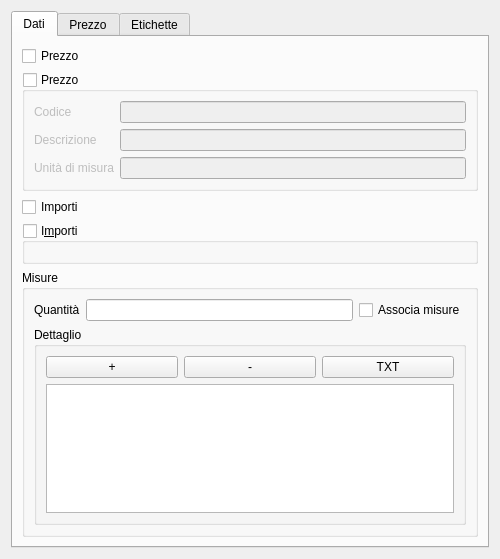
Qt form qcostgui/billitemgui.ui (mickele77/qcost) before a commit.
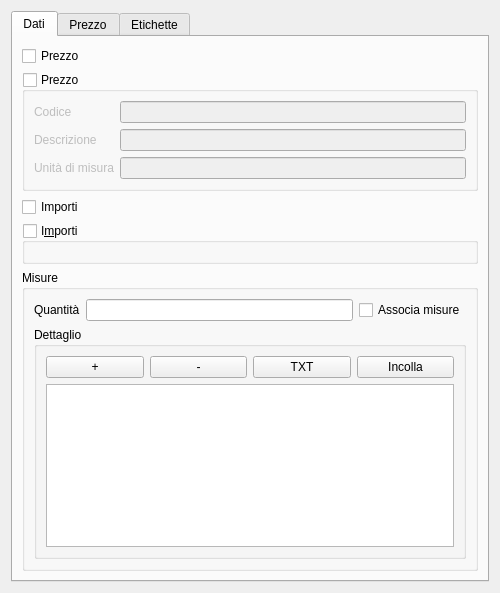
The same form after that commit.

Commit message: Aggiunta possibilità di incollare misure da clipboard

```diff
--- a/qcostgui/billitemgui.ui
+++ b/qcostgui/billitemgui.ui
@@ -7,7 +7,7 @@
     <x>0</x>
     <y>0</y>
     <width>500</width>
-    <height>559</height>
+    <height>593</height>
    </rect>
   </property>
   <property name="windowTitle">
@@ -105,17 +105,7 @@
             <property name="title">
              <string>Dettaglio</string>
             </property>
-            <layout class="QGridLayout" name="gridLayout_6">
-             <item row="1" column="0" colspan="3">
-              <widget class="QTableView" name="billItemLinesTableView"/>
-             </item>
-             <item row="0" column="1">
-              <widget class="QPushButton" name="delBillItemLinePushButton">
-               <property name="text">
-                <string>-</string>
-               </property>
-              </widget>
-             </item>
+            <layout class="QGridLayout" name="gridLayout">
              <item row="0" column="0">
               <widget class="QPushButton" name="addBillItemLinePushButton">
                <property name="text">
@@ -123,6 +113,13 @@
                </property>
               </widget>
              </item>
+             <item row="0" column="1">
+              <widget class="QPushButton" name="delBillItemLinePushButton">
+               <property name="text">
+                <string>-</string>
+               </property>
+              </widget>
+             </item>
              <item row="0" column="2">
               <widget class="QPushButton" name="importBillItemMeasuresTXTPushButton">
                <property name="text">
@@ -130,6 +127,16 @@
                </property>
               </widget>
              </item>
+             <item row="0" column="3">
+              <widget class="QPushButton" name="importBillItemMeasuresClipboardPushButton">
+               <property name="text">
+                <string>Incolla</string>
+               </property>
+              </widget>
+             </item>
+             <item row="1" column="0" colspan="4">
+              <widget class="QTableView" name="billItemLinesTableView"/>
+             </item>
             </layout>
            </widget>
           </item>
```
The commit also changes 8 other files.
